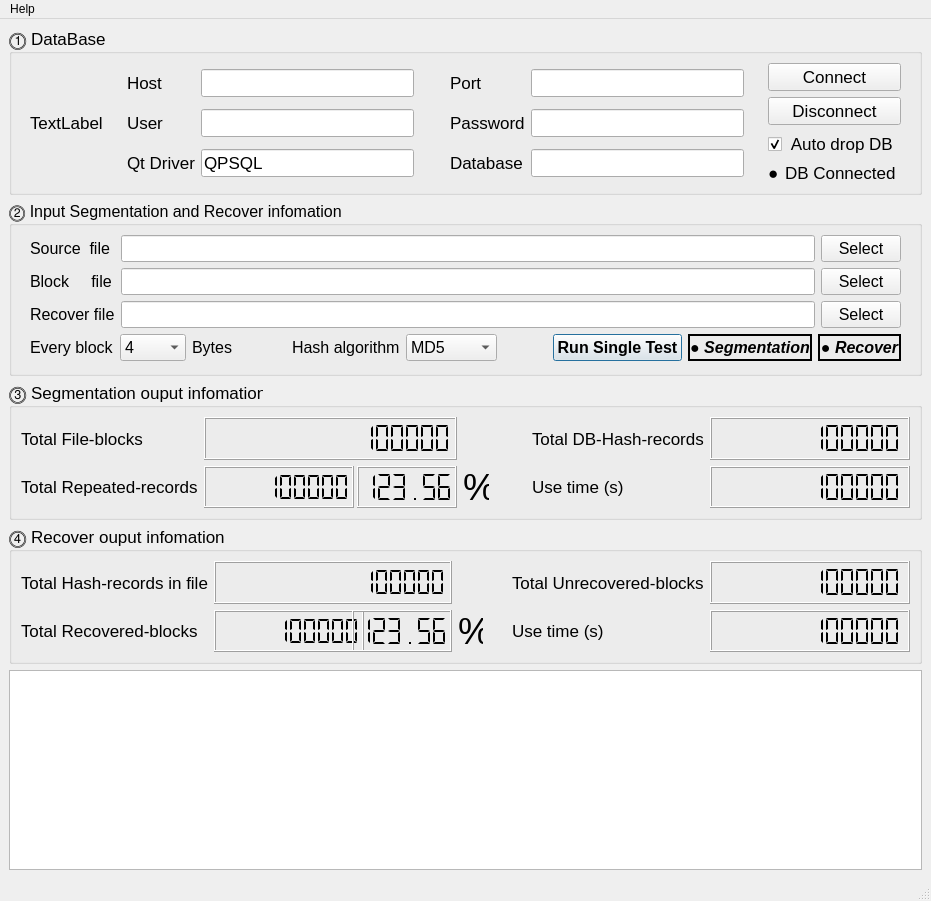
Above: mainwindow.ui from NekoSilverFox/BlockStorageTester before the change. Below: the same form after it.
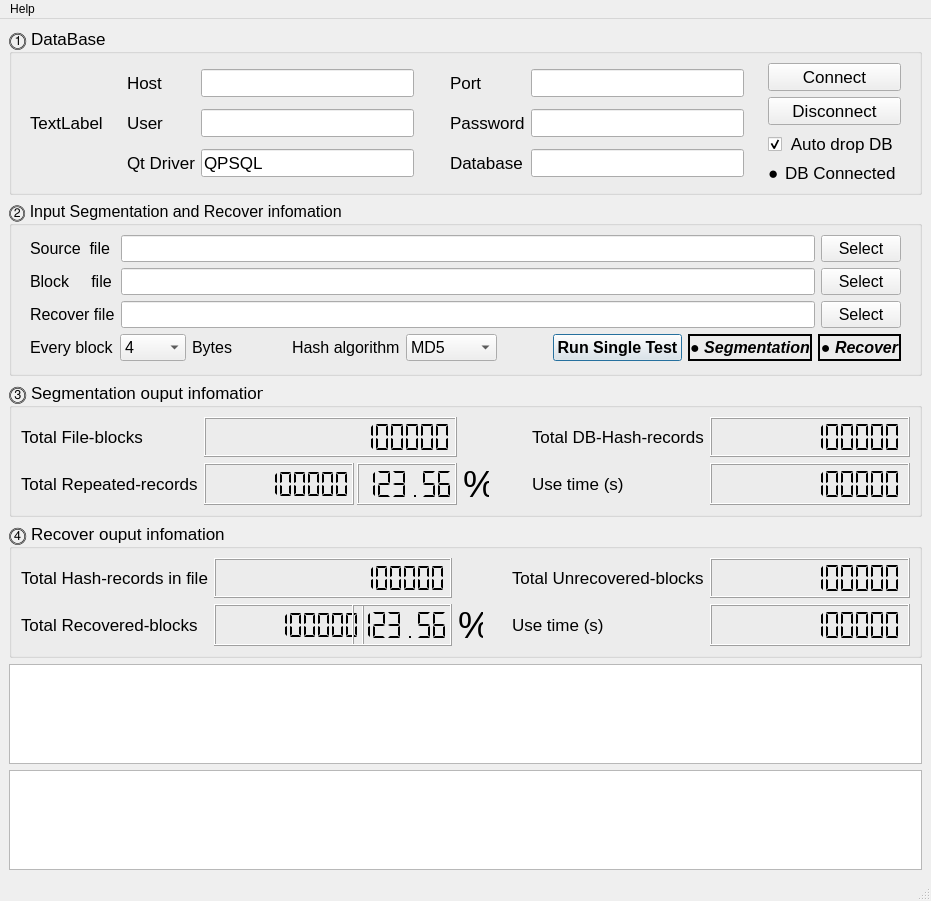
That is the form after the change.

Patch:
```diff
--- a/mainwindow.ui
+++ b/mainwindow.ui
@@ -1076,6 +1076,16 @@
       </property>
      </widget>
     </item>
+    <item>
+     <widget class="QTableWidget" name="tbwResult">
+      <property name="textElideMode">
+       <enum>Qt::TextElideMode::ElideMiddle</enum>
+      </property>
+      <attribute name="horizontalHeaderCascadingSectionResizes">
+       <bool>false</bool>
+      </attribute>
+     </widget>
+    </item>
    </layout>
   </widget>
   <widget class="QMenuBar" name="menubar">
```
